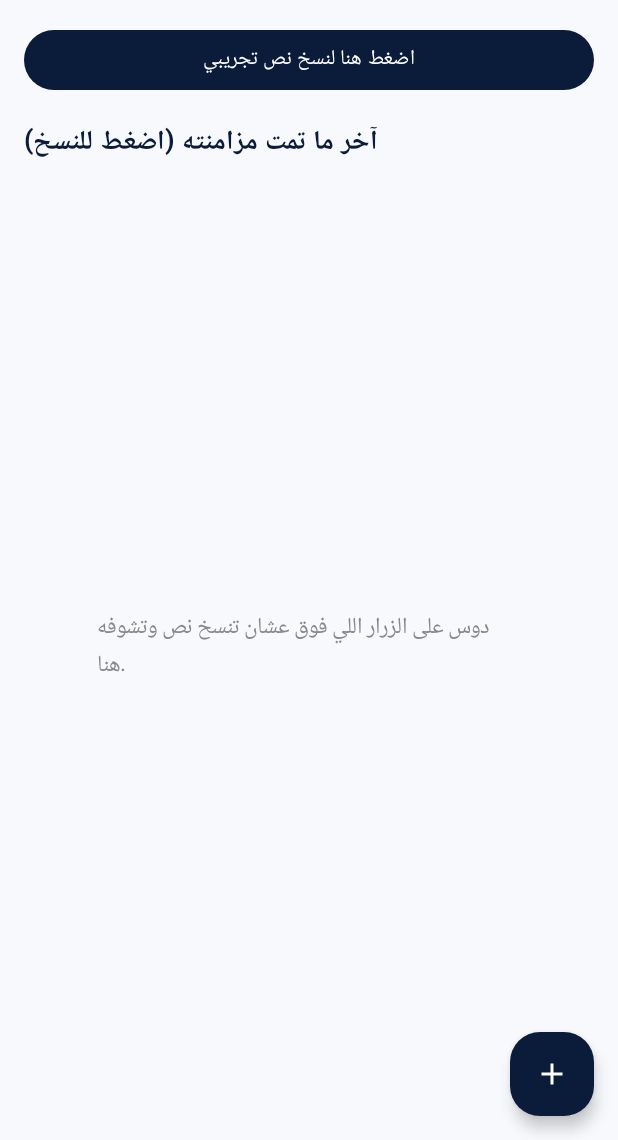
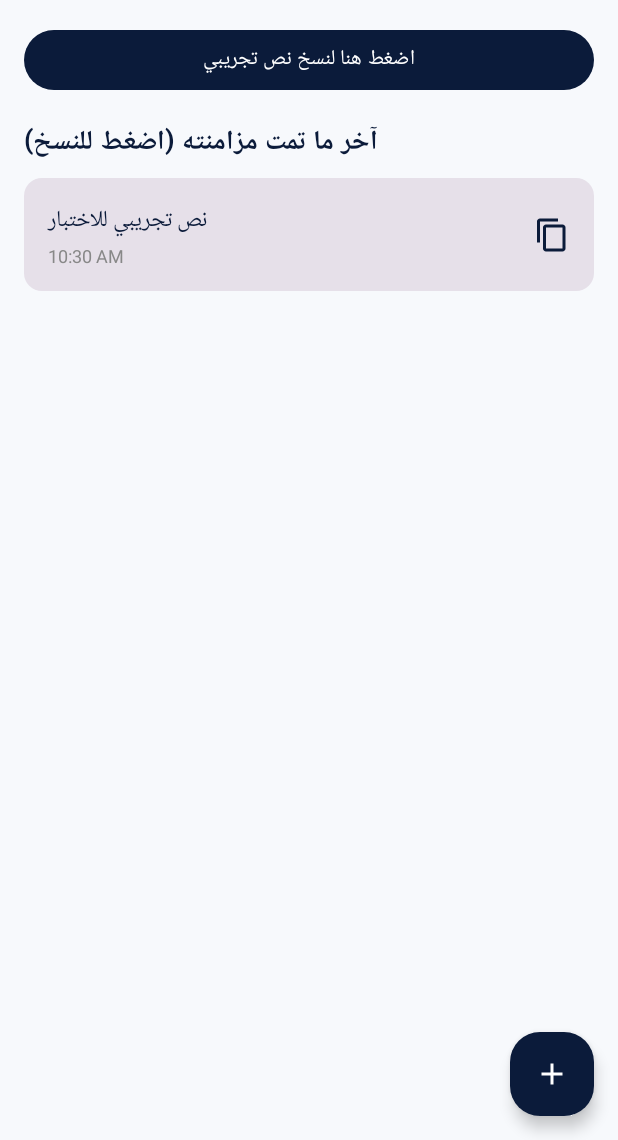
Before and after one commit to Mohammedazizhedia/SuperHub, an Android app built with Jetpack Compose: the screen it shows after launch (MainActivity), after a tap on "اضغط هنا لنسخ نص تجريبي", on a phone screen of 412 x 824 dp, the part 96-1236 px from its top. Run offline under Robolectric (Android 15) with nearby library versions, the phone set to English and light mode, and no system bars.

Commit message:
Remove commented code for test button
Removed commented-out code for quick test button.

```diff
--- a/androidApp/src/main/java/com/bfbai/superhub/ui/HomeScreen.kt
+++ b/androidApp/src/main/java/com/bfbai/superhub/ui/HomeScreen.kt
@@ -67,13 +67,13 @@ fun HomeScreen(
                 .padding(padding)
                 .padding(16.dp)
         ) {
-            // زرار اختبار سريع
             Button(
                 onClick = {
                     val clipboard = context.getSystemService(Context.CLIPBOARD_SERVICE) as ClipboardManager
                     val clip = ClipData.newPlainText("SuperHub Test", "نص تجريبي للاختبار")
                     clipboard.setPrimaryClip(clip)
                     Toast.makeText(context, "تم نسخ نص تجريبي!", Toast.LENGTH_SHORT).show()
+                    viewModel.addSyncItem("نص تجريبي للاختبار")
                 },
                 modifier = Modifier.fillMaxWidth()
             ) {
```
